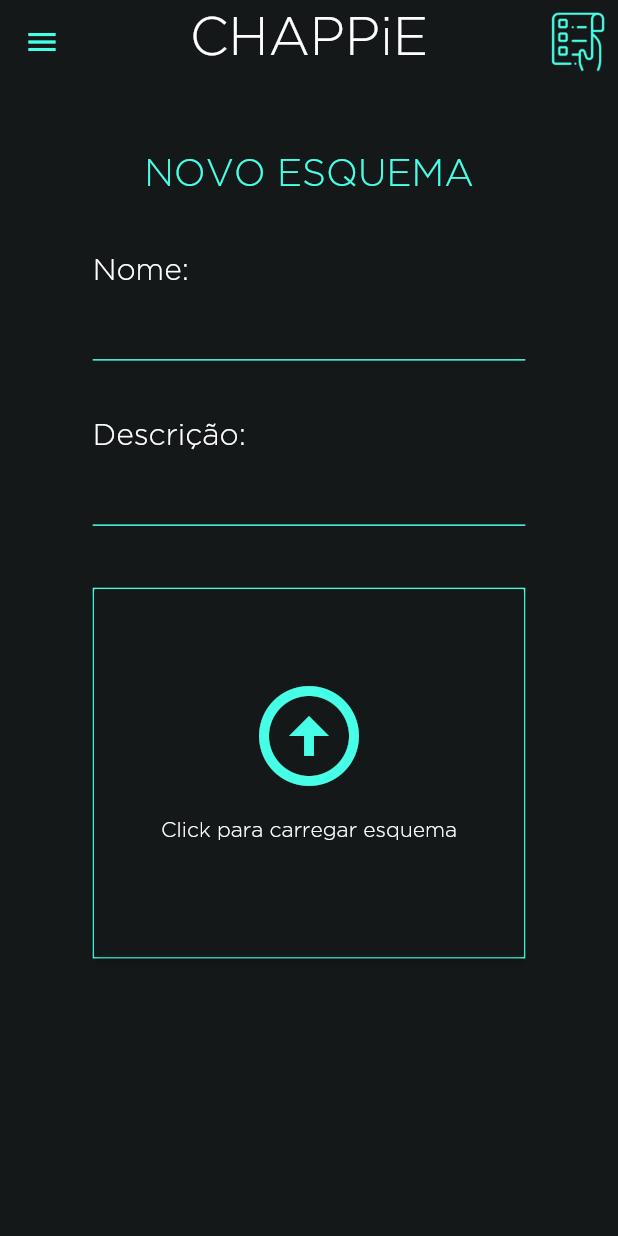
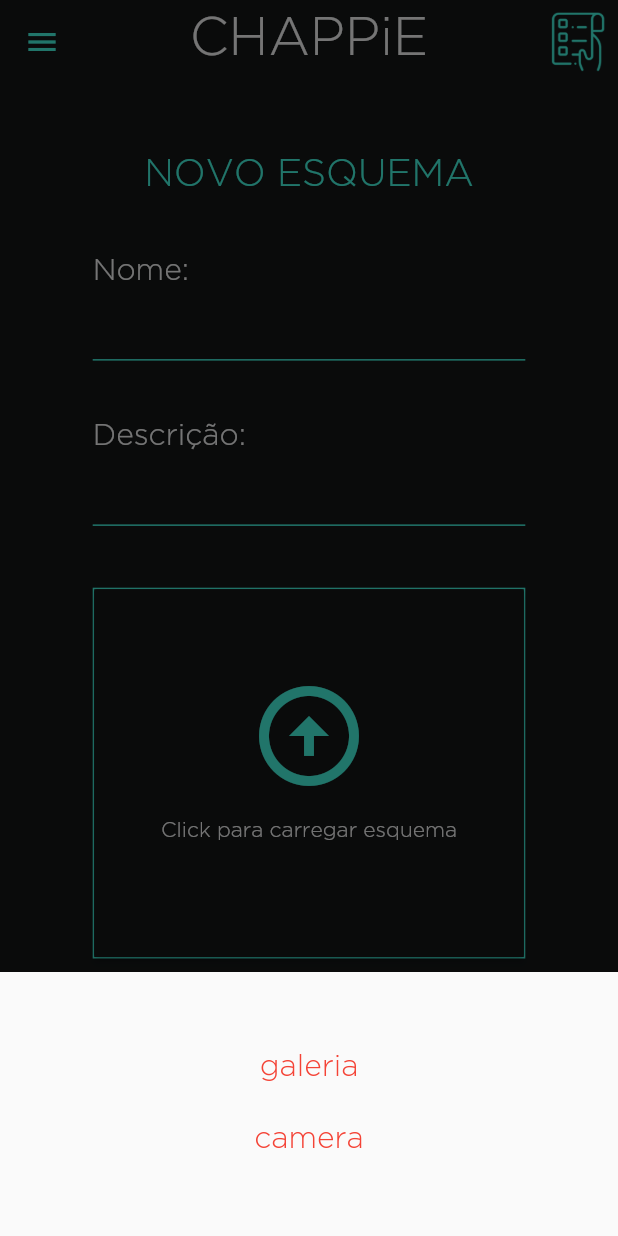
Before and after one commit to exceptionai/CHAPiE-Mobile, a Flutter app: the NewSchemaScreen screen opened by its route, after a tap on "Click para carregar esquema", on a phone screen of 412 x 824 dp. Run offline on Flutter 3.47's test engine with Material 2 defaults, Android fonts, the phone set to English and light mode, and no system bars; our stand-ins replace image_picker, sqflite; accounts and stored records are empty.

Commit message:
tela para cadastrar esquema

```diff
--- a/lib/models/schema.dart
+++ b/lib/models/schema.dart
@@ -28,6 +28,7 @@ class SchemaModel {
       schemaUrlColumn : schemaUrl,
       descriptionColumn : description
     };
+    print(map.toString());
     return map;
   }
 
--- a/lib/repository/db_connection.dart
+++ b/lib/repository/db_connection.dart
@@ -19,7 +19,9 @@ class DbConnection {
     "tableName" : "schemas",
     "idColumn" : "idSchema",
     "nameColumn" : "schema",
-    "schemaUrlColumn" : "schemaUrl"
+    "schemaUrlColumn" : "schemaUrl",
+    "descriptionColumn" : "description",
+
   };
 
   DbConnection();
@@ -53,7 +55,8 @@ class DbConnection {
           """CREATE TABLE ${schemaTable["tableName"]}(
           ${schemaTable["idColumn"]} INTEGER PRIMARY KEY,
           ${schemaTable["nameColumn"]} TEXT,
-          ${schemaTable["schemaUrlColumn"]} TEXT);""",
+          ${schemaTable["schemaUrlColumn"]} TEXT,
+          ${schemaTable["descriptionColumn"]} TEXT);""",
     ];
 
 
--- a/lib/screens/new_schema_screen.dart
+++ b/lib/screens/new_schema_screen.dart
@@ -4,6 +4,7 @@ import 'package:FiapEx/models/schema.dart';
 import 'package:FiapEx/services/charpie_service.dart';
 import 'package:flutter/material.dart';
 import 'package:flutter/widgets.dart';
+import 'package:image_picker/image_picker.dart';
 
 class NewSchemaScreen extends StatefulWidget {
   @override
@@ -17,12 +18,23 @@ class _NewSchemaScreenState extends State<NewSchemaScreen> {
   final _nameController = TextEditingController();
   final _descriptionController = TextEditingController();
 
+
+
   @override
   Widget build(BuildContext context) {
     print("teste");
     final widthScreen = MediaQuery.of(context).size.width;
     final heightScreen = MediaQuery.of(context).size.height;
     return Scaffold(
+      floatingActionButton: FloatingActionButton(
+                heroTag: "button",
+                onPressed: () async {
+                  _saveSchema();
+                  setState(() {});
+                },
+                child: Text("Salvar"),
+                backgroundColor: Theme.of(context).primaryColor,
+              ),
       appBar: AppBarFiapEx(
         action: Padding(
           padding: const EdgeInsets.all(8.0),
@@ -122,7 +134,10 @@ class _NewSchemaScreenState extends State<NewSchemaScreen> {
                     ),
                     child: RaisedButton(
                       color: Theme.of(context).accentColor,
-                      onPressed: () {},
+                      onPressed:() {
+                        _showImageOption(context);
+                        print(schema.schemaUrl);
+                      },
                       child: Column(
                         children: [
                           Container(
@@ -152,4 +167,63 @@ class _NewSchemaScreenState extends State<NewSchemaScreen> {
       ),
     );
   }
+
+  void  _showImageOption(context){
+    showModalBottomSheet(
+      context: context,
+      builder: (context){
+        return BottomSheet(
+          onClosing: (){},
+          builder:(context){
+            return Container(
+              padding: EdgeInsets.all(40.0),
+              child: Column(
+                mainAxisSize: MainAxisSize.min,
+                mainAxisAlignment: MainAxisAlignment.center,
+                children: <Widget>[
+                  FlatButton(
+                    onPressed: (){
+                      ImagePicker.pickImage(source: ImageSource.gallery).then((file){
+                        if(file == null) return;
+                        setState(() {
+                          schema.schemaUrl = file.path;
+                          Navigator.pop(context);
+                        });
+                      });
+                    },
+                    child: Text("galeria",style:TextStyle(color: Colors.red,fontSize: 20.0)),
+                  )
+                  ,
+                    FlatButton(
+                    onPressed: (){
+                      ImagePicker.pickImage(source: ImageSource.camera).then((file){
+                        if(file == null) return;
+                        setState(() {
+                          schema.schemaUrl = file.path;
+                          Navigator.pop(context);
+                        });
+                      });
+                    },
+                    child: Text("camera",style:TextStyle(color: Colors.red,fontSize: 20.0)),
+                  )
+                ],
+              ),
+            );
+        }
+      );
+      }
+    );
+  }
+
+  void _saveSchema() async {
+
+    schema.id = await service.getNextSchemaId();
+    schema.name = _nameController.text;
+    schema.description = _descriptionController.text;
+    print(schema.toString());
+    await service.saveSchema(schema);
+    setState(() {
+
+    });
+  }
 }
```
Also changed, not shown: lib/services/charpie_service.dart (+9 -0 lines), 4 other files.
